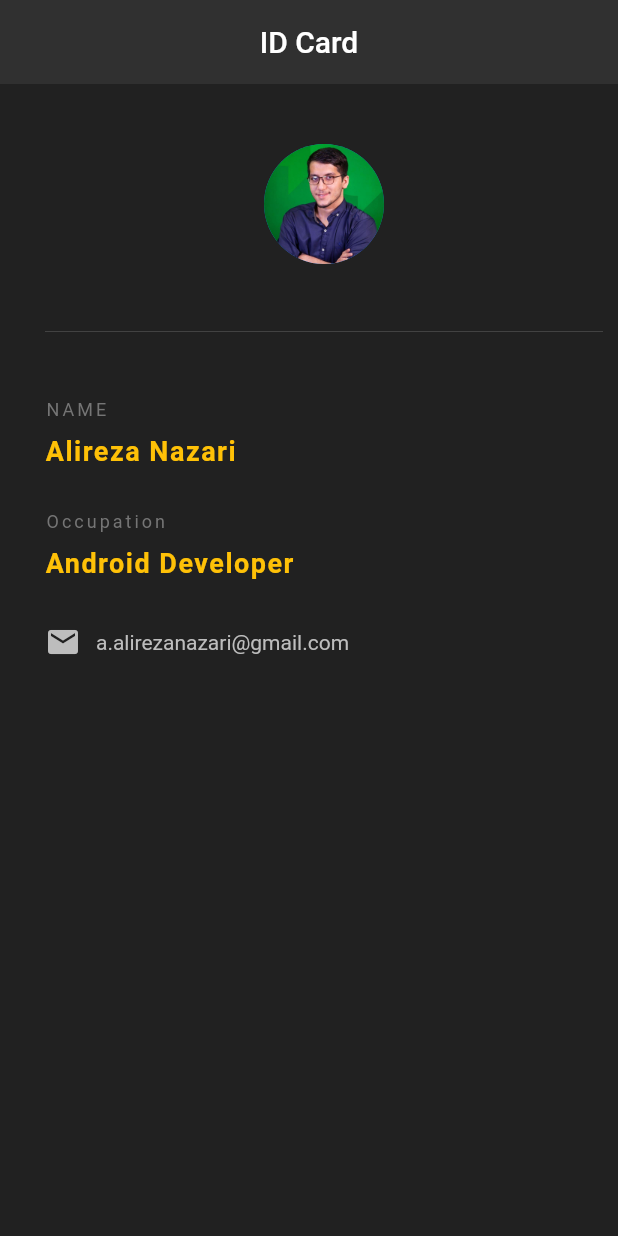
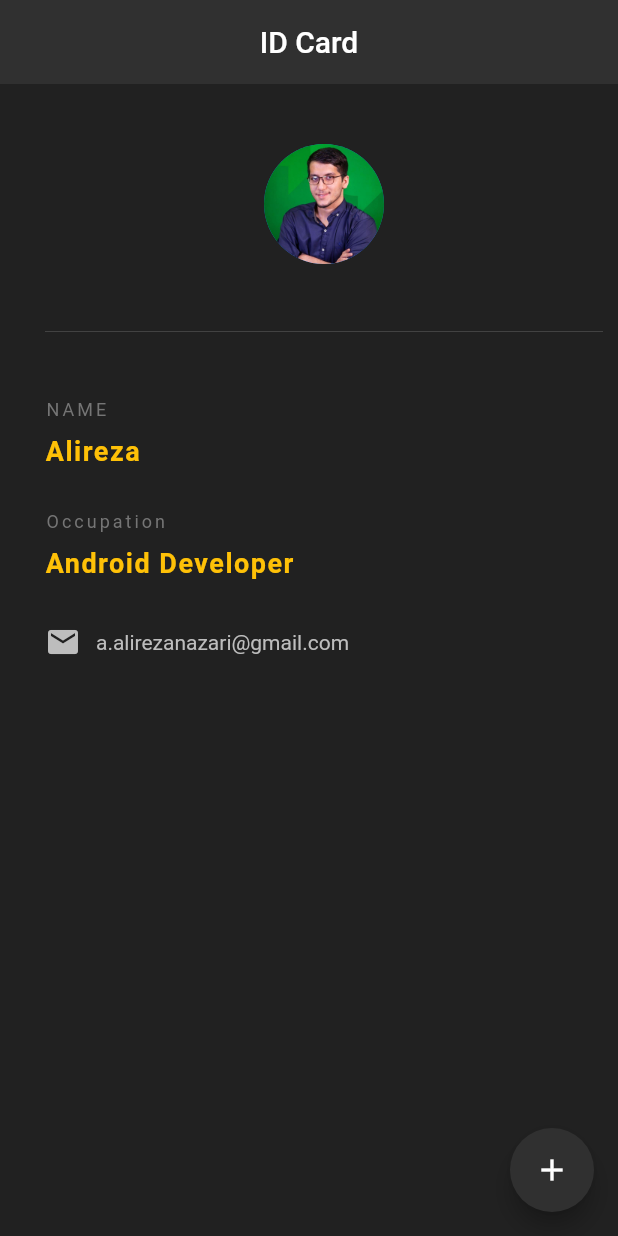
Before and after one commit to alirezanazari/FlutterSimpleApp, a Flutter app: the screen it shows after launch, on a phone screen of 412 x 824 dp. Run offline on Flutter 3.47's test engine with Material 2 defaults, Android fonts, the phone set to English and light mode, and no system bars.

```diff
--- a/lib/main.dart
+++ b/lib/main.dart
@@ -5,7 +5,15 @@ void main() => runApp(MaterialApp(
       home: Home(),
     ));
 
-class Home extends StatelessWidget {
+class Home extends StatefulWidget {
+  @override
+  _HomeState createState() => _HomeState();
+}
+
+class _HomeState extends State<Home> {
+
+  String name = 'Alireza';
+
   @override
   Widget build(BuildContext context) {
     return Scaffold(
@@ -15,6 +23,18 @@ class Home extends StatelessWidget {
           elevation: 0,
           centerTitle: true,
           backgroundColor: Colors.grey[850],
+        ),
+        floatingActionButton: FloatingActionButton(
+          onPressed: (){
+            setState(() {
+              name = 'Alireza Nazari';
+            });
+          },
+          backgroundColor: Colors.grey[850],
+          child: Icon(
+            Icons.add ,
+            color: Colors.white,
+          ),
         ),
         body: Padding(
           padding: EdgeInsets.fromLTRB(30, 40, 10, 10),
@@ -38,7 +58,7 @@ class Home extends StatelessWidget {
                       letterSpacing: 2,
                       fontWeight: FontWeight.normal)),
               SizedBox(height: 10),
-              Text('Alireza Nazari',
+              Text(name ,
                   style: TextStyle(
                       color: Colors.amber,
                       fontSize: 18,
```
